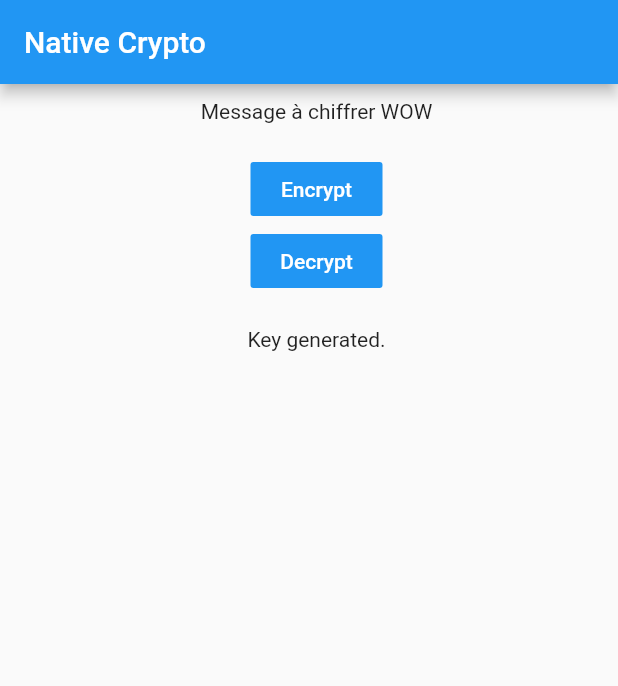
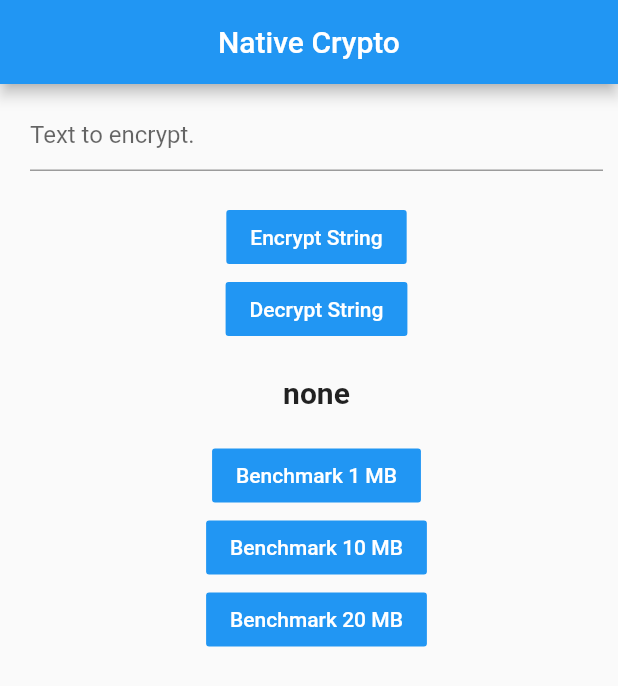
Before and after one commit to hugo-pcl/native-crypto-flutter, a Flutter app: the screen it shows after launch, on a phone screen of 412 x 824 dp. Shown: the top 686 px of the screen. Run offline on Flutter 3.47's test engine with Material 2 defaults, Android fonts, the phone set to English and light mode, and no system bars.

Commit message:
Add benchmark

```diff
--- a/example/lib/main.dart
+++ b/example/lib/main.dart
@@ -2,6 +2,7 @@
 // Author: Hugo Pointcheval
 import 'dart:typed_data';
 
+import 'package:flutter/foundation.dart';
 import 'package:flutter/material.dart';
 
 import 'package:native_crypto/native_crypto.dart';
@@ -15,79 +16,81 @@ class MyApp extends StatefulWidget {
 
 class _MyAppState extends State<MyApp> {
   final textController = TextEditingController();
-  String _inputRawCoded = 'Message à chiffrer WOW';
-  String _decryptedString = 'none';
+  String _output = 'none';
+
   Uint8List aeskey;
   List<Uint8List> encryptedPayload;
   Uint8List decryptedPayload;
 
   void generateKey() async {
-    aeskey = await NativeCrypto().sumKeygen();
+    aeskey = await NativeCrypto().symKeygen();
     setState(() {
-      _decryptedString = 'Key generated.';
+      _output = 'Key generated.';
     });
   }
 
-  /// Returns bytes `Uint8List` from a `String`.
-  Uint8List stringToBytes(String source) {
-    var list = source.codeUnits;
-    var bytes = Uint8List.fromList(list);
-    return bytes;
-  }
-
-  /// Returns a `String` from bytes `Uint8List`.
-  String bytesToString(Uint8List bytes) {
-    var string = String.fromCharCodes(bytes);
-    return string;
-  }
-
   void encrypt() async {
-    final plainText = _inputRawCoded;
+    final plainText = textController.text.trim();
 
     var output;
     if (plainText.isEmpty) {
       output = 'Entry is empty';
     } else {
-      encryptedPayload = await NativeCrypto().symEncrypt(stringToBytes(plainText), aeskey);
+      var stringToBytes = TypeHelper().stringToBytes(plainText);
+      encryptedPayload = await NativeCrypto().symEncrypt(stringToBytes, aeskey);
       output = 'String successfully encrypted.';
     }
     setState(() {
-      _decryptedString = output;
+      _output = output;
     });
   }
 
   void decrypt() async {
 
-    final hardCodedIOSAESkey = Uint8List.fromList([126, 193, 178, 226, 223, 97, 231, 48, 181, 172, 41, 25, 243, 79, 104, 172, 180, 10, 241, 188, 40, 44, 242, 142, 217, 148, 47, 199, 17, 72, 243, 75]);
+    var output;
+    if (encryptedPayload == null || encryptedPayload.isEmpty) {
+      output = 'Encrypt before decrypting!';
+    } else {
+      decryptedPayload = await NativeCrypto().symDecrypt(encryptedPayload, aeskey);
+      output = 'String successfully decrypted:\n\n${TypeHelper().bytesToString(decryptedPayload)}';
+    }
+    setState(() {
+      _output = output;
+    });
+  }
 
-    final hardCodedIOSCipher = Uint8List.fromList([62, 66, 70, 151, 117, 25, 153, 74, 76, 59, 216, 186, 125, 121, 23, 103, 226, 239, 79, 177, 252, 237, 41, 195, 176, 128, 137, 89, 97, 140, 206, 53, 88, 144, 5, 41, 197, 87, 25, 127, 237, 190, 23, 152, 89, 95, 2, 66, 50, 179, 12, 207, 86, 159, 155, 35, 72, 143, 133, 9, 148, 91, 240, 195]);
-
-    final hardCodedIOSIv = Uint8List.fromList([42, 53, 43, 236, 4, 149, 16, 114, 130, 244, 94, 75, 63, 196, 199, 231]);
-
-    final hardCodedAndroidAESkey = Uint8List.fromList([163, 161, 49, 53, 13, 251, 12, 210, 46, 79, 148, 162, 134, 124, 236, 233, 18, 245, 48, 8, 81, 158, 94, 192, 248, 10, 254, 139, 198, 163, 41, 99]);
-
-    final hardCodedAndroidCipher = Uint8List.fromList([175, 223, 113, 228, 201, 163, 195, 52, 191, 75, 216, 148, 81, 38, 56, 70, 36, 73, 113, 61, 64, 89, 135, 49, 121, 46, 240, 9, 47, 209, 90, 66, 168, 100, 214, 80, 137, 247, 218, 146, 185, 62, 39, 15, 250, 45, 75, 142, 148, 238, 156, 154, 52, 12, 134, 149, 252, 214, 25, 205, 121, 204, 7, 193]);
-
-    final hardCodedAndroidIV = Uint8List.fromList([39, 192, 131, 12, 181, 252, 191, 178, 138, 135, 125, 251, 53, 162, 70, 99]);
-
-    // Test payload with some hardcoded values
-    aeskey = hardCodedAndroidAESkey;
-    encryptedPayload = [hardCodedAndroidCipher, hardCodedAndroidIV];
+  void benchmark(int megabytes) async {
 
     var output;
-    if (encryptedPayload == null || encryptedPayload.isEmpty) {
-      output = 'Encrypt before.';
-    } else {
-      decryptedPayload = await NativeCrypto().symDecrypt(encryptedPayload, aeskey);
-      output = 'String successfully Decrypted:\n${bytesToString(decryptedPayload)}';
-    }
+    var bigFile = Uint8List(megabytes * 1000000);
+
+    var before = DateTime.now();
+    var encrypted = await NativeCrypto().symEncrypt(bigFile, aeskey);
+    var after = DateTime.now();
+
+    var benchmark = after.millisecondsSinceEpoch - before.millisecondsSinceEpoch;
+
+    output = '$megabytes MB\n\nAES Encryption:\n$benchmark ms\n\n';
+
+    before = DateTime.now();
+    var decrypted = await NativeCrypto().symDecrypt(encrypted, aeskey);
+    after = DateTime.now();
+
+    print(listEquals(bigFile, decrypted));
+
+    benchmark = after.millisecondsSinceEpoch - before.millisecondsSinceEpoch;
+
+    output += 'AES Decryption:\n$benchmark ms';
+
     setState(() {
-      _decryptedString = output;
+      _output = output;
     });
+
   }
 
   @override
   void initState() {
+    // Generate AES key on init.
     generateKey();
     super.initState();
   }
@@ -101,8 +104,10 @@ class _MyAppState extends State<MyApp> {
   @override
   Widget build(BuildContext context) {
     return MaterialApp(
+      debugShowCheckedModeBanner: false,
       home: Scaffold(
         appBar: AppBar(
+          centerTitle: true,
           title: const Text('Native Crypto'),
         ),
         body: Padding(
@@ -110,13 +115,18 @@ class _MyAppState extends State<MyApp> {
           child: Center(
             child: Column(
               children: <Widget>[
-                Text(_inputRawCoded),
+                TextField(
+                  controller: textController,
+                  decoration: InputDecoration(
+                    hintText: 'Text to encrypt.',
+                  ),
+                ),
                 SizedBox(height: 20),
                 FlatButton(
                     onPressed: encrypt,
                     color: Colors.blue,
                     child: Text(
-                      'Encrypt',
+                      'Encrypt String',
                       style: TextStyle(color: Colors.white),
                     )),
                 (encryptedPayload != null && encryptedPayload.isNotEmpty)
@@ -126,14 +136,36 @@ class _MyAppState extends State<MyApp> {
                     onPressed: decrypt,
                     color: Colors.blue,
                     child: Text(
-                      'Decrypt',
+                      'Decrypt String',
                       style: TextStyle(color: Colors.white),
                     )),
-                (decryptedPayload != null && decryptedPayload.isNotEmpty)
-                ? Text(decryptedPayload.toList().toString())
-                : Container(),
                 SizedBox(height: 20),
-                Text(_decryptedString),
+                // Output
+                Text(_output,
+                  textAlign: TextAlign.center,
+                  style: TextStyle(fontSize: 20, fontWeight: FontWeight.bold),),
+                SizedBox(height: 20),
+                FlatButton(
+                    onPressed: () {benchmark(1);},
+                    color: Colors.blue,
+                    child: Text(
+                      'Benchmark 1 MB',
+                      style: TextStyle(color: Colors.white),
+                    )),
+                FlatButton(
+                    onPressed: () {benchmark(10);},
+                    color: Colors.blue,
+                    child: Text(
+                      'Benchmark 10 MB',
+                      style: TextStyle(color: Colors.white),
+                    )),
+                FlatButton(
+                    onPressed: () {benchmark(20);},
+                    color: Colors.blue,
+                    child: Text(
+                      'Benchmark 20 MB',
+                      style: TextStyle(color: Colors.white),
+                    )),
               ],
             ),
           ),
```
